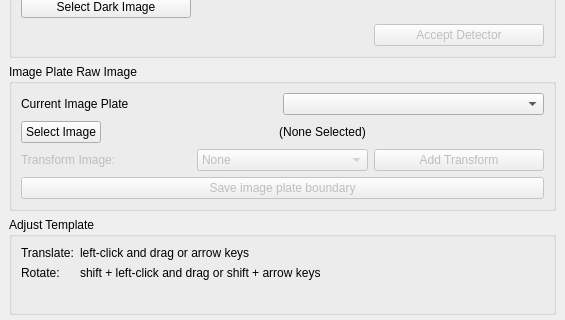
Before: the Qt Designer form hexrdgui/resources/ui/llnl_import_tool_dialog.ui in HEXRD/hexrdgui, drawn with Qt 5; both pictures show x 0 to 565 and y 315 to 635 of the 565 by 854 pixel window.
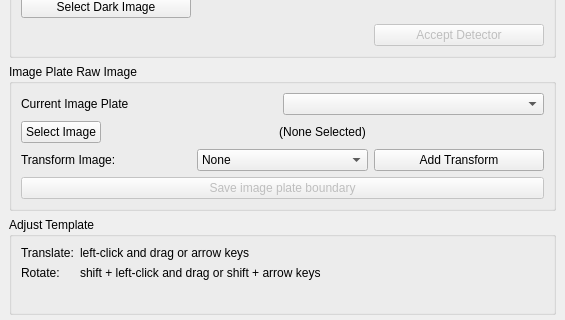
After: the same form once the commit is applied.

Commit message: Make sure that the transform option is enabled on image load

What changed in the file:
```diff
--- a/hexrdgui/resources/ui/llnl_import_tool_dialog.ui
+++ b/hexrdgui/resources/ui/llnl_import_tool_dialog.ui
@@ -355,7 +355,7 @@
        <item row="2" column="0">
         <widget class="QFrame" name="transform_img">
          <property name="enabled">
-          <bool>false</bool>
+          <bool>true</bool>
          </property>
          <property name="frameShape">
           <enum>QFrame::NoFrame</enum>
@@ -385,6 +385,9 @@
           </item>
           <item row="0" column="1">
            <widget class="QComboBox" name="transforms">
+            <property name="enabled">
+             <bool>true</bool>
+            </property>
             <item>
              <property name="text">
               <string>None</string>
```
The commit also changes 1 other file.
